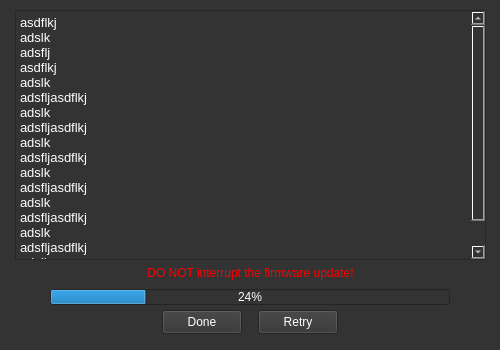
Before: the Qt Designer form fwupdate/fwupdate.ui in Muse-Kinetics/kmi_midi_device_manager, drawn with Qt 5.
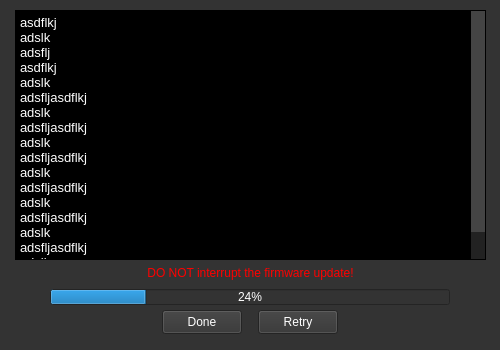
After: the same form once the commit is applied. The open tabs and pages were chosen to show the change.

Commit message: -RtMidi objects are now instantiated on open/update, deleted on close and set to null pointers. This is an attempt to get better control over Windows drivers and releasing control of ports when using multiple RtMidi instances. -Added more try/catch methods to handle errors where drivers are unavailable -Fixed a bug where MDM wouldn't send/receive ID reply if device was connected when the app was launched -Stylesheet and UI fixes/additions

Patch:
```diff
--- a/fwupdate/fwupdate.ui
+++ b/fwupdate/fwupdate.ui
@@ -115,13 +115,49 @@
       </rect>
      </property>
      <property name="styleSheet">
-      <string notr="true"/>
+      <string notr="true">QTextEdit {
+    background-color: rgba(0,0,0,255);
+    color: white;
+    font: 10px &quot;Futura-normal&quot;;
+}
+
+/* -------------- Scroll Bar --------------- */
+
+QTextEdit QScrollBar:vertical {
+	background: black;
+/* margin sets up how far the handle can travel */
+	margin: 0px 0px 0px 0px;
+}
+
+/* Sets up the color and height of handle */
+QTextEdit QScrollBar::handle:vertical {
+	background: #444444;
+}
+
+/* This remvoes the bottom button by setting the height to 0px */
+QTextEdit QScrollBar::add-line:vertical {
+	height: 0px;
+	subcontrol-position: bottom;
+	subcontrol-origin: margin;
+}
+
+/* This remvoes the top button by setting the height to 0px */
+QTextEdit QScrollBar::sub-line:vertical {
+	height: 0px;
+	subcontrol-position: top;
+	subcontrol-origin: margin;
+}
+
+/* need this to get rid of crosshatching on scrollbar background */
+QTextEdit QScrollBar::add-page:vertical, QScrollBar::sub-page:vertical {
+	background: #222222;
+}</string>
      </property>
      <property name="html">
       <string>&lt;!DOCTYPE HTML PUBLIC &quot;-//W3C//DTD HTML 4.0//EN&quot; &quot;http://www.w3.org/TR/REC-html40/strict.dtd&quot;&gt;
 &lt;html&gt;&lt;head&gt;&lt;meta name=&quot;qrichtext&quot; content=&quot;1&quot; /&gt;&lt;meta charset=&quot;utf-8&quot; /&gt;&lt;style type=&quot;text/css&quot;&gt;
 p, li { white-space: pre-wrap; }
-&lt;/style&gt;&lt;/head&gt;&lt;body style=&quot; font-family:'Segoe UI'; font-size:9pt; font-weight:400; font-style:normal;&quot;&gt;
+&lt;/style&gt;&lt;/head&gt;&lt;body style=&quot; font-family:'Futura-normal'; font-size:10px; font-weight:400; font-style:normal;&quot;&gt;
 &lt;p style=&quot; margin-top:0px; margin-bottom:0px; margin-left:0px; margin-right:0px; -qt-block-indent:0; text-indent:0px;&quot;&gt;&lt;span style=&quot; font-family:'Lucida Grande'; font-size:10pt;&quot;&gt;asdflkj&lt;/span&gt;&lt;/p&gt;
 &lt;p style=&quot; margin-top:0px; margin-bottom:0px; margin-left:0px; margin-right:0px; -qt-block-indent:0; text-indent:0px;&quot;&gt;&lt;span style=&quot; font-family:'Lucida Grande'; font-size:10pt;&quot;&gt;adslk&lt;/span&gt;&lt;/p&gt;
 &lt;p style=&quot; margin-top:0px; margin-bottom:0px; margin-left:0px; margin-right:0px; -qt-block-indent:0; text-indent:0px;&quot;&gt;&lt;span style=&quot; font-family:'Lucida Grande'; font-size:10pt;&quot;&gt;adsflj&lt;/span&gt;&lt;/p&gt;
```
Left out of the diff: 36 changed lines with no effect on the pictures. The commit also changes 6 other files.
